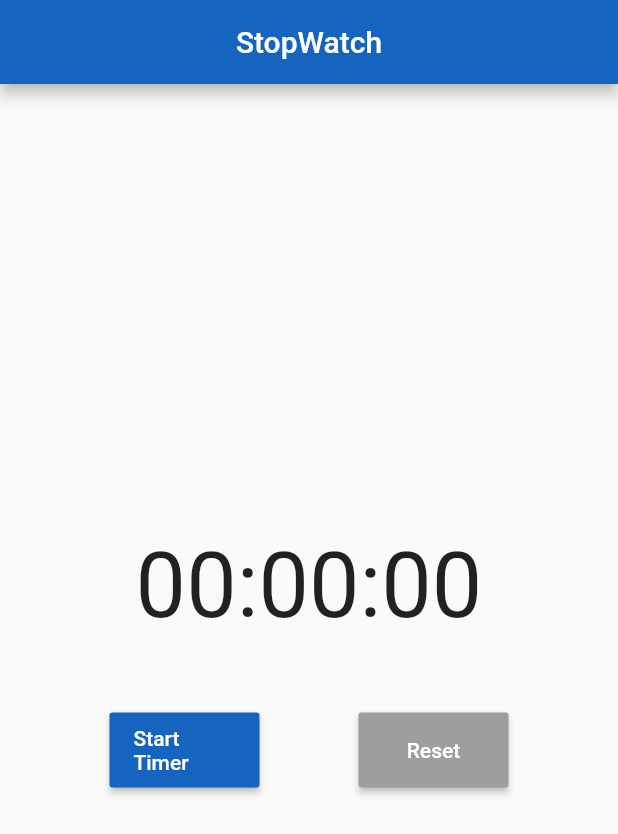
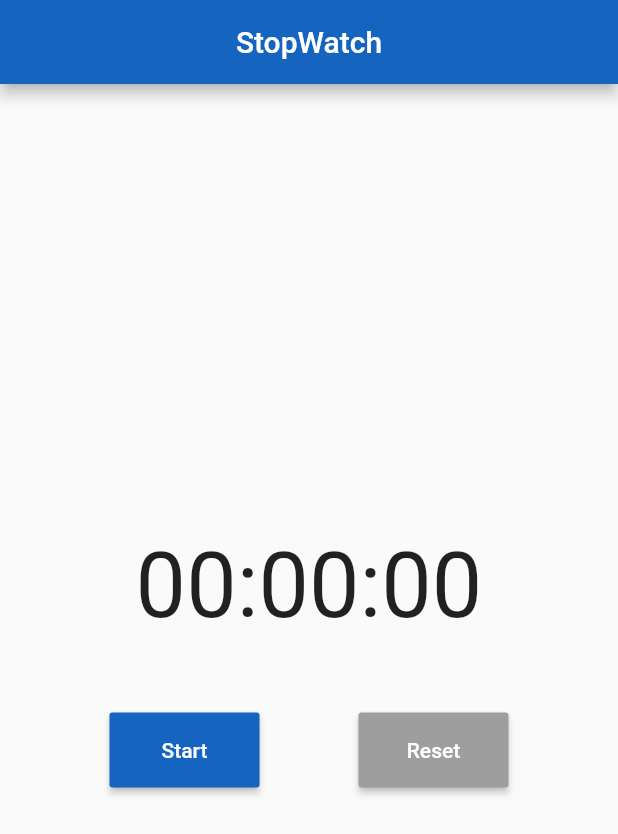
Before and after one commit to mrbasel/flutter-stop-watch, a Flutter app: the screen it shows after launch, on a phone screen of 412 x 824 dp. Shown: the top 834 px of the screen. Run offline on Flutter 3.47's test engine with Material 2 defaults, Android fonts, the phone set to English and light mode, and no system bars; our stand-ins replace clock.

Commit message:
Changed timerButtonText text to 'start'

```diff
--- a/lib/main.dart
+++ b/lib/main.dart
@@ -40,7 +40,7 @@ class StopWatch extends StatefulWidget {
 }
 
 class _StopWatchState extends State<StopWatch> {
-  String timerButtonText = 'Start Timer';
+  String timerButtonText = 'Start';
   bool timerIsrunning = false;
   var stopWatch = clock.stopwatch();
 
```
